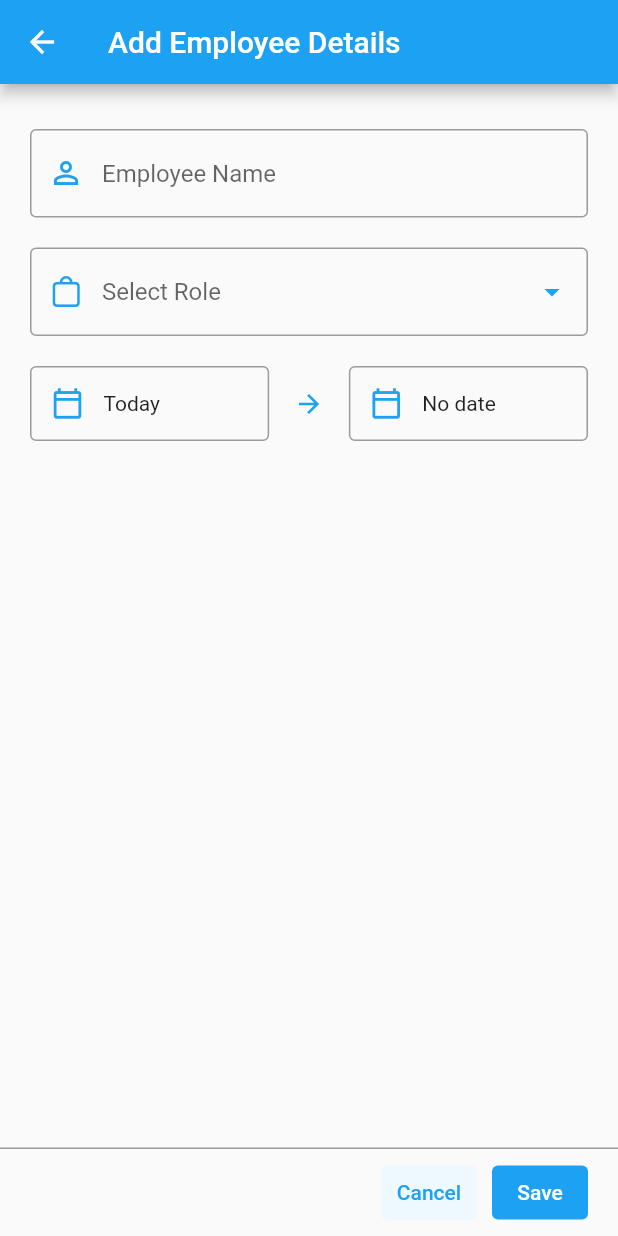
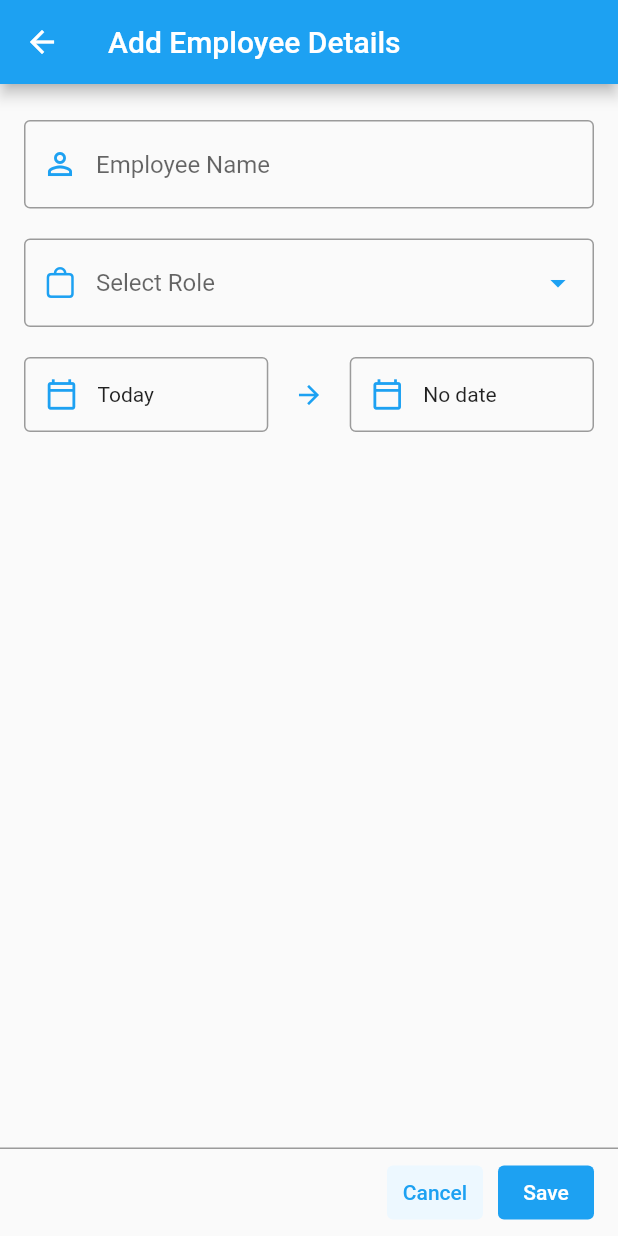
Before and after one commit to anant-kannaik/employee-tracker, a Flutter app: the screen it shows after launch, after a tap on the "add" icon, on a phone screen of 412 x 824 dp. Run offline on Flutter 3.47's test engine with Material 2 defaults, Android fonts, the phone set to English and light mode, and no system bars; our stand-ins replace flutter_bloc, sqflite, syncfusion_flutter_datepicker; accounts and stored records are empty.

Commit message:
padding changes

```diff
--- a/employee_tracker/lib/screens/add_employee_details_screen/add_employee_details_screen.dart
+++ b/employee_tracker/lib/screens/add_employee_details_screen/add_employee_details_screen.dart
@@ -93,11 +93,11 @@ class _AddEmployeeDetailsScreenState extends State<AddEmployeeDetailsScreen> {
         },
         child: SafeArea(
           child: Padding(
-            padding: const EdgeInsets.only(top: 30.0),
+            padding: const EdgeInsets.only(top: 24.0),
             child: Column(
               children: [
                 Padding(
-                  padding: const EdgeInsets.symmetric(horizontal: 20.0),
+                  padding: const EdgeInsets.symmetric(horizontal: 16.0),
                   child: TextField(
                     controller: _employeeNameController,
                     cursorColor: AppColors.primaryColor,
@@ -126,7 +126,7 @@ class _AddEmployeeDetailsScreenState extends State<AddEmployeeDetailsScreen> {
                 ),
                 const SizedBox(height: 20.0),
                 Padding(
-                  padding: const EdgeInsets.symmetric(horizontal: 20.0),
+                  padding: const EdgeInsets.symmetric(horizontal: 16.0),
                   child: TextField(
                     controller: _employeeRoleController,
                     cursorColor: AppColors.primaryColor,
@@ -163,7 +163,7 @@ class _AddEmployeeDetailsScreenState extends State<AddEmployeeDetailsScreen> {
                 ),
                 const SizedBox(height: 20.0),
                 Padding(
-                  padding: const EdgeInsets.symmetric(horizontal: 20.0),
+                  padding: const EdgeInsets.symmetric(horizontal: 16.0),
                   child: Row(
                     children: [
                       Expanded(
@@ -254,7 +254,7 @@ class _AddEmployeeDetailsScreenState extends State<AddEmployeeDetailsScreen> {
                         ),
                       ),
                       padding: const EdgeInsets.symmetric(
-                          vertical: 5.0, horizontal: 20.0),
+                          vertical: 5.0, horizontal: 16.0),
                       child: Row(
                         children: [
                           const Expanded(child: SizedBox()),
--- a/employee_tracker/lib/screens/employee_list_screen/employee_list_screen.dart
+++ b/employee_tracker/lib/screens/employee_list_screen/employee_list_screen.dart
@@ -163,7 +163,6 @@ class _EmployeeListScreenState extends State<EmployeeListScreen> {
 
   _getCurrentEmployees() {
     return ListView.separated(
-      shrinkWrap: true,
       itemCount: _currentEmployees.length,
       separatorBuilder: (BuildContext context, int index) {
         return const Divider();
@@ -209,7 +208,6 @@ class _EmployeeListScreenState extends State<EmployeeListScreen> {
 
   _getPreviousEmployees() {
     return ListView.separated(
-      shrinkWrap: true,
       itemCount: _previousEmployees.length,
       separatorBuilder: (BuildContext context, int index) {
         return const Divider();
```
